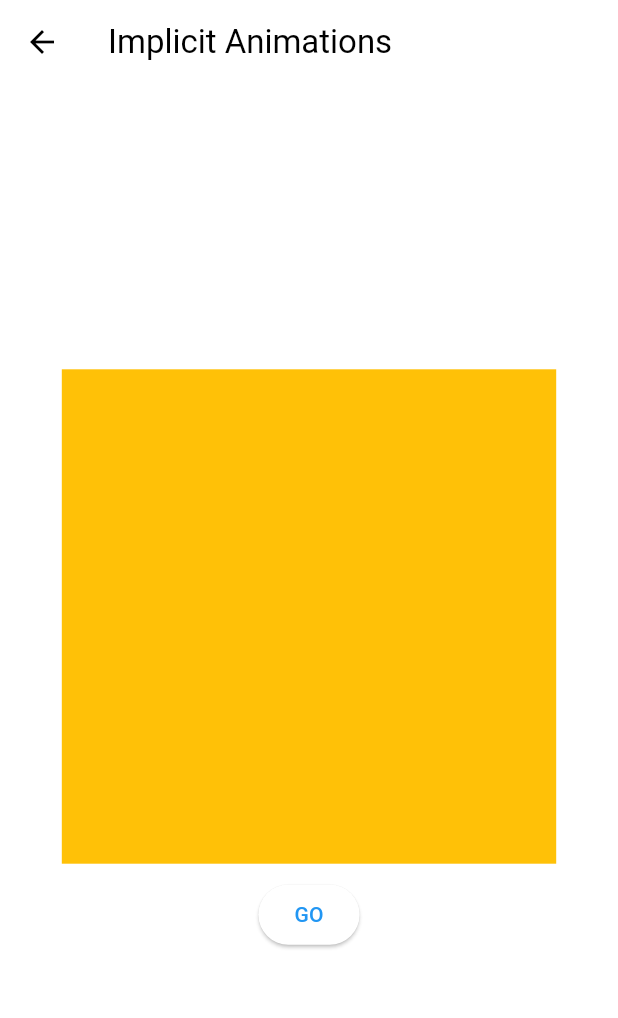
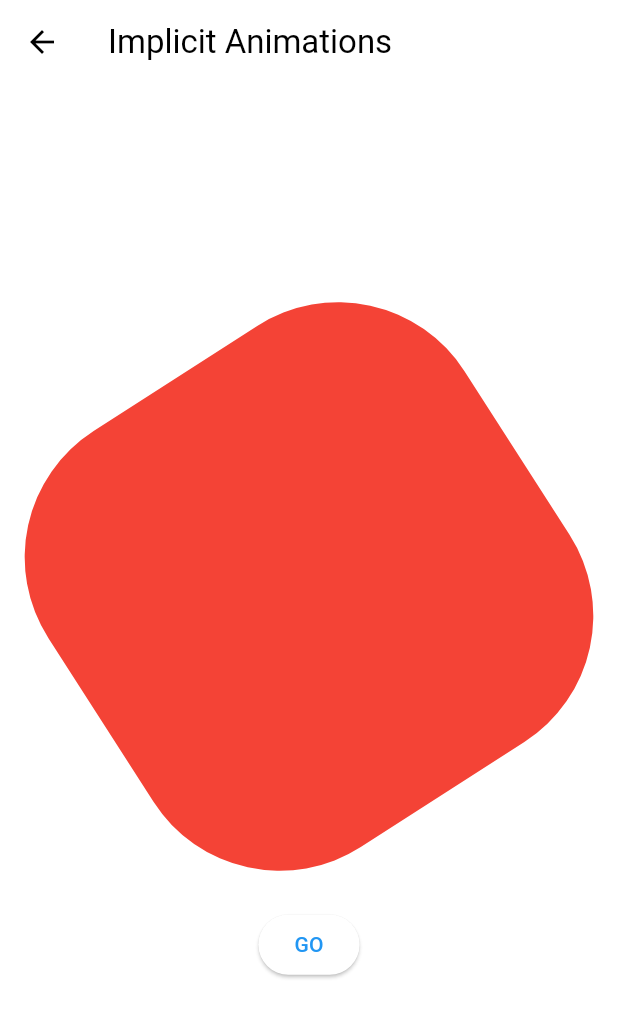
Before and after one commit to raymondanythings/flutter_animation, a Flutter app: the screen it shows after launch, after a tap on "Implicit Animations", on a phone screen of 412 x 824 dp. Shown: the top 1018 px of the screen. Run offline on Flutter 3.47's test engine with Material 2 defaults, Android fonts, the phone set to English and light mode, and no system bars.

Commit message:
Challenge: Implicit animation

```diff
--- a/lib/views/implicit_animations_screen.dart
+++ b/lib/views/implicit_animations_screen.dart
@@ -27,19 +27,22 @@ class _ImplicitAnimationsScreenState extends State<ImplicitAnimationsScreen> {
         child: Column(
           mainAxisAlignment: MainAxisAlignment.center,
           children: [
-            AnimatedOpacity(
+            AnimatedContainer(
+              curve: Curves.elasticOut,
               duration: const Duration(
-                seconds: 1,
+                seconds: 2,
               ),
-              opacity: _visible ? 1 : 0,
-              child: Container(
-                width: size.width * 0.8,
-                height: size.width * 0.8,
-                color: Colors.amber,
+              width: size.width * 0.8,
+              height: size.width * 0.8,
+              transform: Matrix4.rotationZ(_visible ? 1 : 0),
+              transformAlignment: Alignment.center,
+              decoration: BoxDecoration(
+                color: _visible ? Colors.red : Colors.amber,
+                borderRadius: BorderRadius.circular(_visible ? 100 : 0),
               ),
             ),
             const SizedBox(
-              height: 10,
+              height: 50,
             ),
             ElevatedButton(
               onPressed: _trigger,
--- a/lib/views/menu_screen.dart
+++ b/lib/views/menu_screen.dart
@@ -1,4 +1,5 @@
 import 'package:flutter/material.dart';
+import 'package:flutter_animation/views/challenges/implicit_animation/Implicit_animation_challenge_screen.dart';
 import 'package:flutter_animation/views/implicit_animations_screen.dart';
 
 class MenuScreen extends StatelessWidget {
@@ -28,7 +29,14 @@ class MenuScreen extends StatelessWidget {
                 const ImplicitAnimationsScreen(),
               ),
               child: const Text("Implicit Animations"),
-            )
+            ),
+            ElevatedButton(
+              onPressed: () => _goPage(
+                context,
+                const ImplicitAnimationChallengeScreen(),
+              ),
+              child: const Text("Implicit Animation Challenge"),
+            ),
           ],
         ),
       ),
```
Also changed, not shown: lib/views/challenges/implicit_animation/Implicit_animation_challenge_screen.dart (added, +64 -0 lines), lib/views/challenges/implicit_animation/widgets/animated_box.dart (added, +67 -0 lines).
